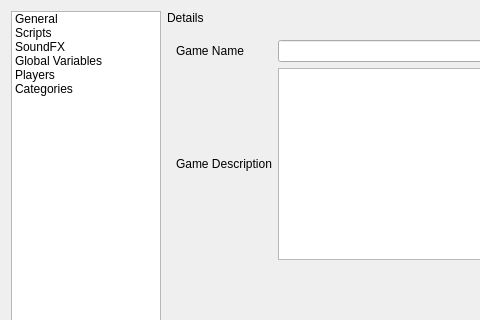
Old version of the form RetroEDv2/tools/gameconfigeditorv2.ui in the repository RSDKModding/RetroED; both pictures show x 0 to 480 and y 0 to 320 of the 782 by 425 pixel window.
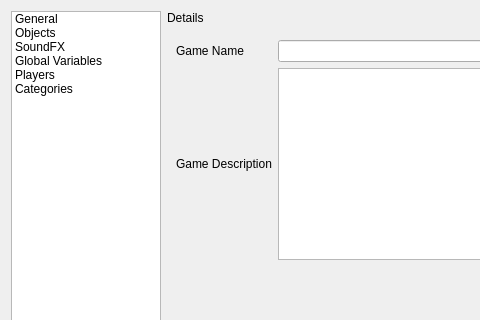
New version of the form. Icons and pictures are not drawn.

The edit to the form file:
```diff
--- a/RetroEDv2/tools/gameconfigeditorv2.ui
+++ b/RetroEDv2/tools/gameconfigeditorv2.ui
@@ -48,7 +48,7 @@
      </item>
      <item>
       <property name="text">
-       <string>Scripts</string>
+       <string>Objects</string>
       </property>
      </item>
      <item>
```
Left out of the diff: 88 changed lines with no effect on the pictures.
